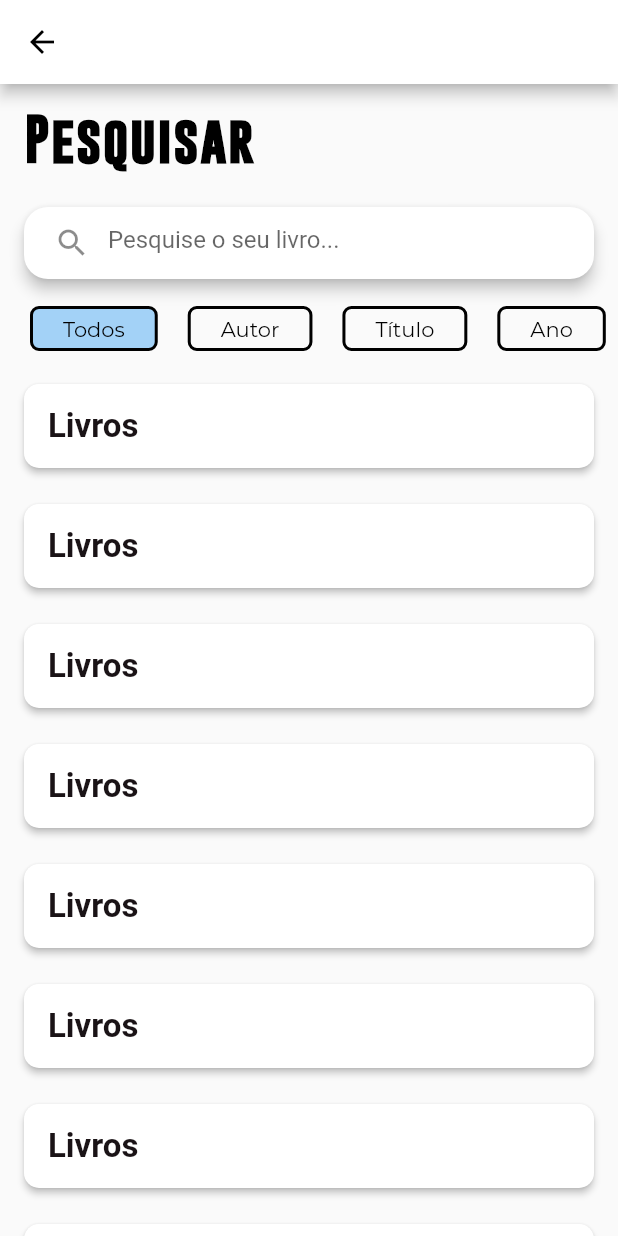
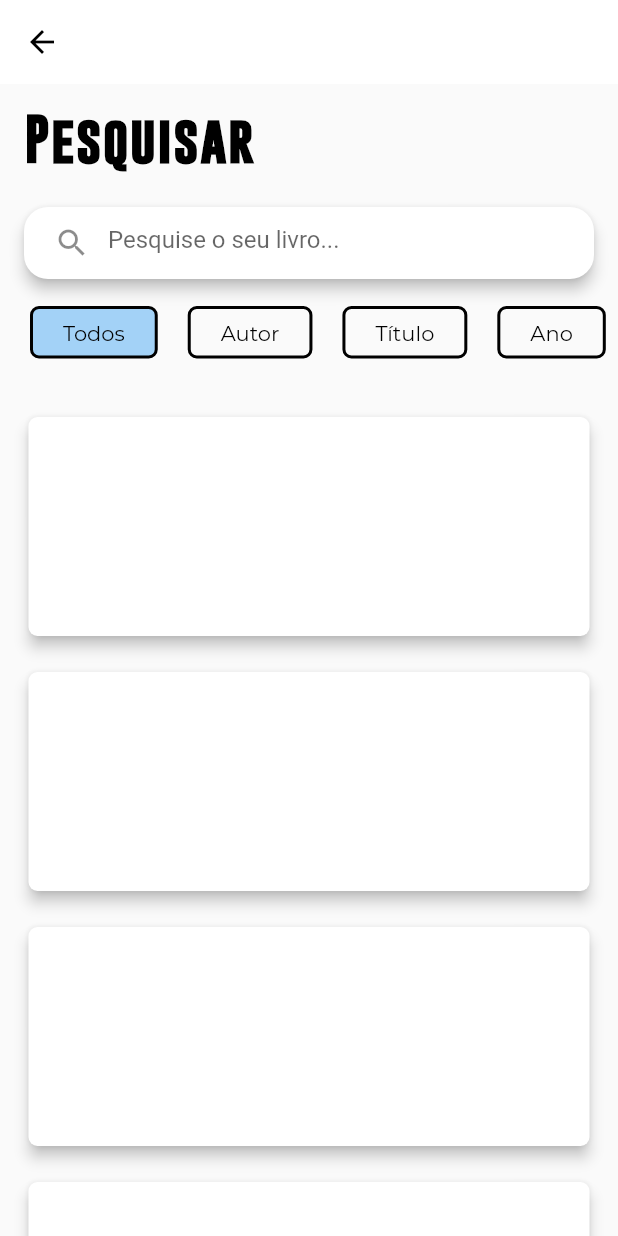
Before and after one commit to lodsa-ntos/TFC_a21505293_camarate_school_library_app, a Flutter app: the PesquisaScreen screen opened directly, on a phone screen of 412 x 824 dp. Run offline on Flutter 3.47's test engine with Material 2 defaults, Android fonts, the phone set to English and light mode, and no system bars.

Commit message:
increase stack size --> search_screen

```diff
--- a/lib/ferramentas/search_screen.dart
+++ b/lib/ferramentas/search_screen.dart
@@ -9,7 +9,7 @@ class PesquisaScreen extends StatefulWidget {
 }
 
 class _PesquisaScreenState extends State<PesquisaScreen> {
-  List categorias = ['Todos', 'Autor', 'Título', 'Ano'];
+  List categorias = ['Todos', 'Autor', 'Título', 'Ano']; // Lista de categorias
   int selecionarCategorias = 0;
 
   // Widget de construção da página, conteúdo visual.
@@ -24,6 +24,8 @@ class _PesquisaScreenState extends State<PesquisaScreen> {
           child: const Icon(Icons.arrow_back, color: Colors.black),
         ),
         backgroundColor: Colors.white,
+        elevation: 0.0,
+        bottomOpacity: 0.0,
       ),
       body: Column(
         crossAxisAlignment: CrossAxisAlignment.stretch,
@@ -53,10 +55,10 @@ class _PesquisaScreenState extends State<PesquisaScreen> {
             ),
           ),
 
-          // Botões para as categorias
+          // --> Botões para as categorias
           Container(
             margin: const EdgeInsets.symmetric(vertical: kDefaultPadding / 2),
-            height: 30,
+            height: 35, // tamanho dos botões
             child: ListView.builder(
               scrollDirection: Axis.horizontal,
               itemCount: categorias.length,
@@ -94,36 +96,34 @@ class _PesquisaScreenState extends State<PesquisaScreen> {
               ),
             ),
           ),
+          // fim de botões para as categorias...
 
-          // fim botões para as categorias...
-
-          // Lista para os livros
+          // Espaçamento entre linhas
+          const SizedBox(
+            height: 10,
+          ),
+          // --> Lista para os livros
           Expanded(
             child: ListView.builder(
+              // tamanho dos retângulos
+              padding: const EdgeInsets.all(7),
               itemBuilder: (context, index) {
-                return Card(
-                  elevation: 2,
-                  shape: RoundedRectangleBorder(
-                      borderRadius: BorderRadius.circular(10)),
-                  margin:
-                      const EdgeInsets.symmetric(horizontal: 16, vertical: 12),
-                  child: ListTile(
-                    title: const Text(
-                      "Livros",
-                      style: titleStyle,
-                    ),
-                    trailing: SizedBox(
-                      width: 75,
-                      child: Column(
-                        crossAxisAlignment: CrossAxisAlignment.end,
-                        children: <Widget>[
-                          Expanded(
-                            child: Row(),
-                          ),
-                        ],
+                return Stack(
+                  children: <Widget>[
+                    SizedBox(
+                      height: 170.0,
+                      width: double.infinity,
+                      child: Card(
+                        shape: RoundedRectangleBorder(
+                          borderRadius: BorderRadius.circular(6),
+                        ),
+                        // sombra
+                        elevation: 4,
+                        // espaçamento entre os retângulos
+                        margin: const EdgeInsets.all(12),
                       ),
                     ),
-                  ),
+                  ],
                 );
               },
             ),
```
